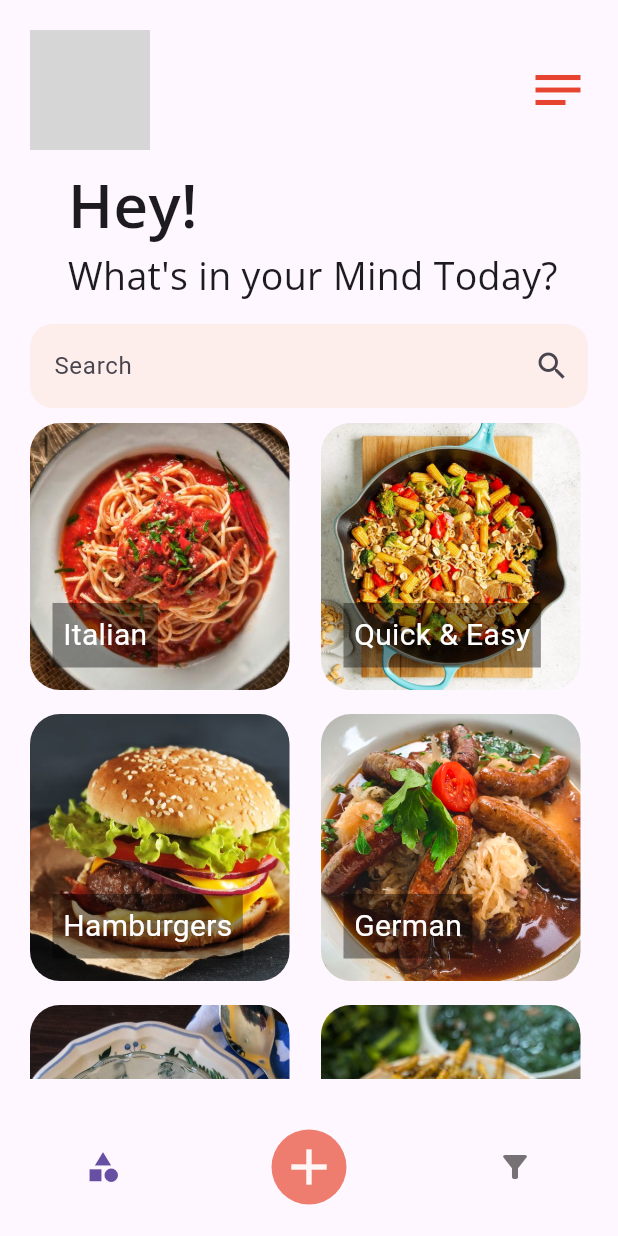
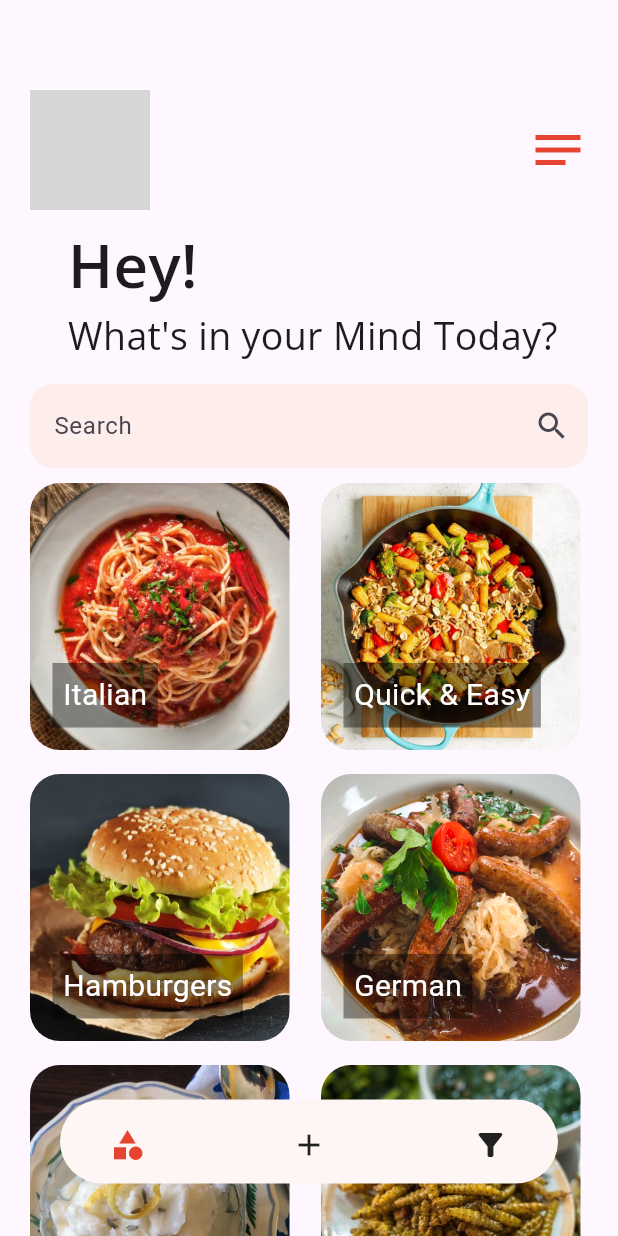
Before and after one commit to harsh522004/Foodie_life_, a Flutter app: the TabsScreen screen opened directly, on a phone screen of 412 x 824 dp. Run offline on Flutter 3.47's test engine with Material 3 defaults, Android fonts, the phone set to English and light mode, and no system bars; drawn by our look-alikes of dot_navigation_bar, getwidget; our stand-ins replace cloud_firestore, firebase_auth, firebase_core, firebase_storage, flutter_riverpod, flutter_svg and 7 more; missing offline and left inert: dart:ffi; accounts and stored records are empty; network calls fail; grey boxes are pictures that could not be loaded.

Commit message:
new Home screen Upper Part

```diff
--- a/lib/Models/Category_Model.dart
+++ b/lib/Models/Category_Model.dart
@@ -5,7 +5,6 @@ class CategoryModel {
   final String title;
   final AssetImage categoryImage;
 
-  CategoryModel({required this.id, required this.title, required this.categoryImage});
-
-
+  CategoryModel(
+      {required this.id, required this.title, required this.categoryImage});
 }
--- a/lib/constant/images.dart
+++ b/lib/constant/images.dart
@@ -3,7 +3,7 @@ const hLandingImage1 = 'assets/landing.png';
 const hlogInImage = 'assets/Login.jpg';
 const hSignupImage = 'assets/SignUp.jpg';
 
-const hBarIcon = 'assets/Bars.svg';
+const hBarIcon = 'assets/sideBar.png';
 const hItalianImage = 'assets/italian.jpeg';
 const hQuickImage = 'assets/Quick.jpg';
 const hHamburgersImage = 'assets/Hamburgers.jpg';
@@ -24,4 +24,5 @@ const hSplashImage = 'assets/Splash.jpg';
 const hAddImage = 'assets/addImage.png';
 
 // tamp
-const hProfilePic = 'assets/ProfilePic.jpg';
+const hProfilePic = 'assets/userimage.png';
+const hFilterVartical = 'assets/filter-vertical.svg';
--- a/lib/screens/Home_Screen.dart
+++ b/lib/screens/Home_Screen.dart
@@ -1,10 +1,10 @@
 import 'package:flutter/material.dart';
 import 'package:flutter_riverpod/flutter_riverpod.dart';
+import 'package:velocity_x/velocity_x.dart';
 
 import '../Models/Category_Model.dart';
 import '../Provider/Filter_Provider.dart';
 import '../Provider/Serch_bar_provider.dart';
-import '../constant/Data/dummy_data.dart';
 import '../widgets/Category_Card.dart';
 import '../widgets/Side_Drawer.dart';
 import '../widgets/Upper_part_Home.dart';
@@ -21,7 +21,6 @@ class _HomeScreenState extends ConsumerState<HomeScreen> {
   final GlobalKey<ScaffoldState> _scaffoldKey = GlobalKey<ScaffoldState>();
   final TextEditingController _searchController = TextEditingController();
   bool _initialDataLoaded = false;
-
 
   @override
   void initState() {
@@ -53,16 +52,14 @@ class _HomeScreenState extends ConsumerState<HomeScreen> {
     //final availableMeal = ref.watch(filterMealsProvider);
     final List<CategoryModel> displayedCategories = ref.watch(searchProvider);
 
-    return SafeArea(
-      child: Scaffold(
+    return Scaffold(
       key: _scaffoldKey,
       endDrawer: const SideDrawer(),
       body: Padding(
-          padding: const EdgeInsets.all(20.0),
+        padding: const EdgeInsets.only(top: 60, left: 20, right: 20),
         child: Column(
           children: [
-
-              // Upper Part
+            //Upper Part
             HomeAboveContent(
               openDrawerCallback: () {
                 _scaffoldKey.currentState!.openEndDrawer();
@@ -75,7 +72,8 @@ class _HomeScreenState extends ConsumerState<HomeScreen> {
               height: 10,
             ),
             // Middle Part (Scrollable Grid of Categories)
-              Expanded(
+            Flexible(
+              fit: FlexFit.tight,
               child: SingleChildScrollView(
                 child: Column(
                   children: [
@@ -106,7 +104,6 @@ class _HomeScreenState extends ConsumerState<HomeScreen> {
           ],
         ),
       ),
-      ),
     );
   }
 
@@ -133,7 +130,8 @@ class _HomeScreenState extends ConsumerState<HomeScreen> {
       mealsResult.when(
         data: (meals) {
           final filteredList = meals
-              .where((element) => element.categories.contains(selectedCategory.id))
+              .where(
+                  (element) => element.categories.contains(selectedCategory.id))
               .toList();
 
           Navigator.of(context).push(MaterialPageRoute(
@@ -156,7 +154,8 @@ class _HomeScreenState extends ConsumerState<HomeScreen> {
         },
       );
     } catch (error) {
-      Navigator.pop(context); // Close the loading indicator in case of an exception
+      Navigator.pop(
+          context); // Close the loading indicator in case of an exception
       ScaffoldMessenger.of(context).showSnackBar(
         SnackBar(
           content: Text('Error: $error'),
@@ -165,5 +164,4 @@ class _HomeScreenState extends ConsumerState<HomeScreen> {
       );
     }
   }
-
 }
--- a/lib/screens/Tabs_Screen.dart
+++ b/lib/screens/Tabs_Screen.dart
@@ -1,9 +1,9 @@
-import 'package:flutter/cupertino.dart';
+import 'package:dot_navigation_bar/dot_navigation_bar.dart';
 import 'package:flutter/material.dart';
 import 'package:flutter_riverpod/flutter_riverpod.dart';
+import 'package:foodei_life/theme/colors.dart';
 
 import '../Provider/Filter_Provider.dart';
-import '../theme/colors.dart';
 import '../widgets/set_Filter.dart';
 import 'Home_Screen.dart';
 import 'New_Meal_Add.dart';
@@ -39,7 +39,6 @@ class _TabsScreenState extends ConsumerState<TabsScreen> {
       switch (index) {
         case 0:
           return const HomeScreen();
-
         case 1:
           return const AddRecipeScreen();
         case 2:
@@ -50,39 +49,25 @@ class _TabsScreenState extends ConsumerState<TabsScreen> {
     }
 
     return Scaffold(
+      extendBody: true,
       body: activePage(_selectedPageIndex),
-      bottomNavigationBar: BottomNavigationBar(
-        currentIndex: _selectedPageIndex,
-        onTap: _selectPage,
-        elevation: 0,
-        type: BottomNavigationBarType.fixed,
-        showSelectedLabels: false,
-        showUnselectedLabels: false,
-        items: <BottomNavigationBarItem>[
-          BottomNavigationBarItem(
-            icon: Icon(Icons.category),
-            label: '', // Empty label to hide text
-          ),
-          BottomNavigationBarItem(
-            icon: Container(
-              decoration: BoxDecoration(
-                shape: BoxShape.circle,
-                color: materialColor[400],
-              ),
-              padding: const EdgeInsets.all(5),
-              child: Icon(
-                Icons.add,
-                size: 40,
-                color: materialColor[50],
-              ),
-            ),
-            label: '',
-          ),
-          BottomNavigationBarItem(
-            icon: Icon(Icons.filter_list_alt),
-            label: '',
-          ),
-        ],
+      bottomNavigationBar: Padding(
+        padding: const EdgeInsets.only(bottom: 35),
+        child: DotNavigationBar(
+          backgroundColor: materialColor[50],
+          enableFloatingNavBar: true,
+          dotIndicatorColor: Colors.transparent,
+          marginR: const EdgeInsets.only(bottom: 0, right: 40, left: 40),
+          paddingR: const EdgeInsets.only(bottom: 1, top: 5),
+          itemPadding: const EdgeInsets.symmetric(horizontal: 25, vertical: 13),
+          currentIndex: _selectedPageIndex,
+          onTap: _selectPage,
+          items: <DotNavigationBarItem>[
+            DotNavigationBarItem(icon: const Icon(Icons.category)),
+            DotNavigationBarItem(icon: const Icon(Icons.add)),
+            DotNavigationBarItem(icon: const Icon(Icons.filter_list_alt)),
+          ],
+        ),
       ),
     );
   }
```
Also changed, not shown: lib/Common/new_serch_bar.dart (added, +55 -0 lines), lib/main.dart (+4 -5 lines), lib/screens/New_Home_screen.dart (added, +81 -0 lines), lib/theme/colors.dart (+8 -1 lines), lib/widgets/Custome_Category_card.dart (added, +38 -0 lines), lib/widgets/New_Category_Grid.dart (added, +96 -0 lines), lib/widgets/cutome_text.dart (added, +31 -0 lines), lib/widgets/new_home_above_content.dart (added, +48 -0 lines), lib/widgets/new_home_appBar.dart (added, +44 -0 lines), lib/widgets/set_Filter.dart (+4 -5 lines), pubspec.yaml (+32 -33 lines), assets/filter-vertical.svg (added), assets/sideBar.png (added), assets/userimage.png (added), 1 more files, 1 other file. Lines whose indentation alone changed are shown as unchanged.
